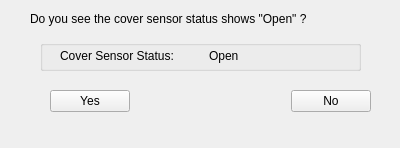
Qt form ServiceSW/Master/Components/DiagnosticsManufacturing/Forms/StatusConfirmDialog.ui (Liyezhong/Master) before a commit.
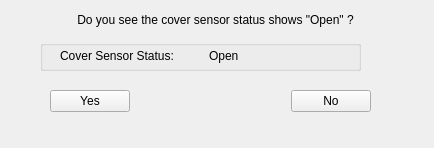
The same form after that commit.

Patch:
```diff
--- a/ServiceSW/Master/Components/DiagnosticsManufacturing/Forms/StatusConfirmDialog.ui
+++ b/ServiceSW/Master/Components/DiagnosticsManufacturing/Forms/StatusConfirmDialog.ui
@@ -6,7 +6,7 @@
    <rect>
     <x>0</x>
     <y>0</y>
-    <width>400</width>
+    <width>434</width>
     <height>148</height>
    </rect>
   </property>
@@ -18,7 +18,7 @@
   </property>
   <property name="minimumSize">
    <size>
-    <width>400</width>
+    <width>434</width>
     <height>148</height>
    </size>
   </property>
@@ -34,15 +34,21 @@
   <widget class="QLabel" name="labelConfirm">
    <property name="geometry">
     <rect>
-     <x>30</x>
-     <y>10</y>
-     <width>341</width>
-     <height>17</height>
+     <x>10</x>
+     <y>9</y>
+     <width>411</width>
+     <height>21</height>
     </rect>
    </property>
    <property name="text">
     <string>Do you see the cover sensor status shows &quot;Open&quot; ?</string>
    </property>
+   <property name="textFormat">
+    <enum>Qt::PlainText</enum>
+   </property>
+   <property name="alignment">
+    <set>Qt::AlignCenter</set>
+   </property>
   </widget>
   <widget class="QGroupBox" name="groupBox">
    <property name="geometry">
```
